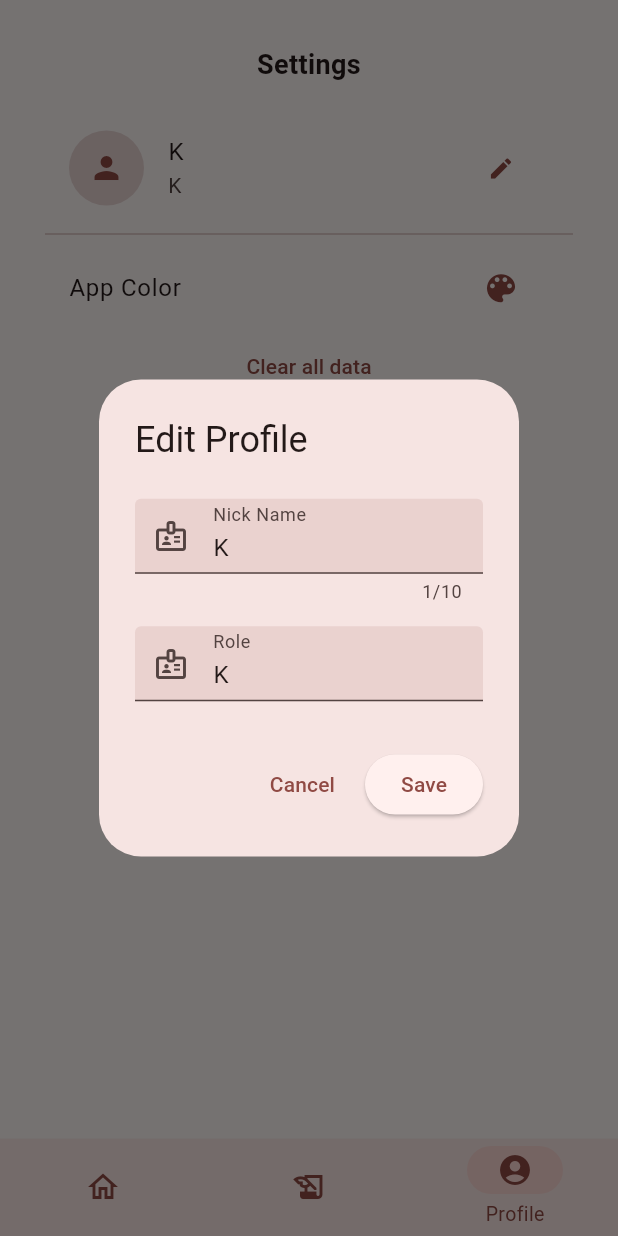
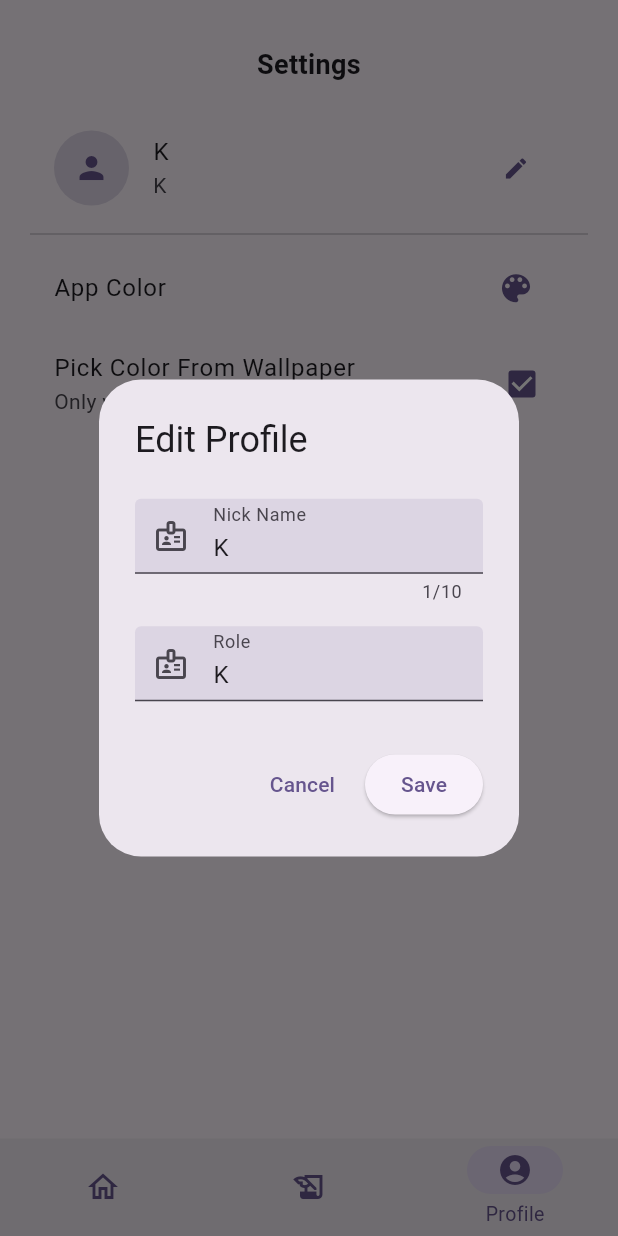
Before and after one commit to Krishdhana/Budgetary_flutter, a Flutter app: the screen it shows after launch, item 3 of the bottom bar chosen, after a tap on the "edit" icon, on a phone screen of 412 x 824 dp. Run offline on Flutter 3.47's test engine with Material 2 defaults, Android fonts, the phone set to English and light mode, and no system bars; drawn by our look-alikes of dynamic_color; our stand-ins replace flutter_colorpicker, flutter_slidable, freezed_annotation, percent_indicator, shared_preferences.

Commit message:
Fixed Update Function

```diff
--- a/lib/main.dart
+++ b/lib/main.dart
@@ -5,7 +5,7 @@ import 'package:dynamic_color/dynamic_color.dart';
 
 import 'shared/providers/txList_provider.dart';
 import 'screens/history_screen.dart';
-import 'screens/profile_screen.dart';
+import 'screens/settings_screen.dart';
 import 'screens/home_screen.dart';
 import 'shared/widgets/BottomNavBar.dart';
 import 'screens/add_transaction_screen.dart';
@@ -27,7 +27,7 @@ class BudgetaryState extends State<Budgetary> {
   final List<Widget> _pages = [
     HomeScreen(),
     HistoryScreen(),
-    ProfileScreen(),
+    SettingsScreen(),
   ];
 
   int _activeRouteIndex = 0;
@@ -60,7 +60,10 @@ class BudgetaryState extends State<Budgetary> {
         builder: ((context, child) => MaterialApp(
               theme: ThemeData(
                 useMaterial3: true,
-                colorSchemeSeed: context.watch<AppSettingsProvider>().appColor,
+                colorSchemeSeed:
+                    context.watch<AppSettingsProvider>().useColorFromWallpaper
+                        ? appColorSeed
+                        : context.watch<AppSettingsProvider>().appColor,
                 // brightness: Brightness.dark
                 // brightness: Brightness.dark,
               ),
--- a/lib/screens/profile_screen.dart
+++ b/lib/screens/settings_screen.dart
@@ -1,4 +1,6 @@
+import 'package:Budgetary/shared/models/app_settings.dart';
 import 'package:flutter/material.dart';
+import 'package:flutter/services.dart';
 import 'package:flutter_colorpicker/flutter_colorpicker.dart';
 import 'package:provider/provider.dart';
 
@@ -8,19 +10,17 @@ import '../widgets/profile/profile_edit_dialog.dart';
 
 import '../shared/providers/txList_provider.dart';
 
-class ProfileScreen extends StatefulWidget {
+class SettingsScreen extends StatefulWidget {
   @override
-  State<StatefulWidget> createState() => _ProfileScreenState();
+  State<StatefulWidget> createState() => _SettingsScreenState();
 }
 
-class _ProfileScreenState extends State<ProfileScreen> {
+class _SettingsScreenState extends State<SettingsScreen> {
   Widget build(BuildContext context) {
     Color color = Theme.of(context).primaryColor;
     late Color selectedColor;
-    UserDetails userData =
-        Provider.of<AppSettingsProvider>(context).getUserData();
-
-    var _pickedcolor;
+    var settingsProvider = Provider.of<AppSettingsProvider>(context);
+    UserDetails userDetails = settingsProvider.getUserData();
 
     void _showColorPicker() {
       showDialog(
@@ -43,10 +43,8 @@ class _ProfileScreenState extends State<ProfileScreen> {
               ElevatedButton(
                 child: const Text('Choose'),
                 onPressed: () {
+                  settingsProvider.updateAppColor(selectedColor);
                   Navigator.pop(context);
-                  context
-                      .read<AppSettingsProvider>()
-                      .updateAppColor(selectedColor);
                 },
               ),
             ],
@@ -55,8 +53,35 @@ class _ProfileScreenState extends State<ProfileScreen> {
       );
     }
 
+    void _clearData() {
+      showDialog(
+          context: context,
+          builder: (_) => AlertDialog(
+                title: const Text('Confirmation'),
+                content: const Text(
+                    'This will delete all the data and reset the app!'),
+                actions: [
+                  TextButton(
+                    child: const Text('Cancel'),
+                    onPressed: () {
+                      Navigator.pop(context);
+                    },
+                  ),
+                  ElevatedButton(
+                    child: const Text('Sure'),
+                    onPressed: () {
+                      context.read<TxListProvider>().clearStorage();
+                      settingsProvider.clearAppSettings();
+                      SystemNavigator.pop();
+                    },
+                    // },
+                  ),
+                ],
+              ));
+    }
+
     return Container(
-      margin: const EdgeInsets.symmetric(horizontal: 10),
+      // margin: const EdgeInsets.symmetric(horizontal: 10),
       child: Column(
         crossAxisAlignment: CrossAxisAlignment.center,
         children: [
@@ -76,8 +101,8 @@ class _ProfileScreenState extends State<ProfileScreen> {
                 color: color,
               ),
             ),
-            title: Text(userData.username),
-            subtitle: Text(userData.role),
+            title: Text(userDetails.username),
+            subtitle: Text(userDetails.role),
             trailing: IconButton(
               icon: Icon(
                 Icons.edit,
@@ -88,7 +113,7 @@ class _ProfileScreenState extends State<ProfileScreen> {
                     showDialog(
                       context: context,
                       builder: (context) =>
-                          ProfileEditDialog(userDetails: userData),
+                          ProfileEditDialog(userDetails: userDetails),
                     )
                   }),
             ),
@@ -108,11 +133,14 @@ class _ProfileScreenState extends State<ProfileScreen> {
               onPressed: _showColorPicker,
             ),
           ),
+          CheckboxListTile(
+              title: const Text('Pick Color From Wallpaper'),
+              subtitle: const Text('Only works on Android 12 above'),
+              value: settingsProvider.useColorFromWallpaper,
+              onChanged: ((value) =>
+                  settingsProvider.useWallpaperColor(value))),
           TextButton(
-            onPressed: () {
-              context.read<TxListProvider>().clearStorage();
-              // SystemNavigator.pop();
-            },
+            onPressed: _clearData,
             child: const Text('Clear all data'),
           ),
         ],
--- /dev/null
+++ b/lib/shared/models/app_settings.dart
@@ -0,0 +1,16 @@
+import 'package:Budgetary/shared/models/user_details.dart';
+import 'package:flutter/material.dart';
+import 'package:freezed_annotation/freezed_annotation.dart';
+
+part 'app_settings.freezed.dart';
+part 'app_settings.g.dart';
+
+@unfreezed
+class AppSettings with _$AppSettings {
+  factory AppSettings(
+      {required int appColor,
+      @Default(true) bool useWallpaperColor,
+      required UserDetails userDetails}) = _AppSettings;
+
+  factory AppSettings.fromJson(json) => _$AppSettingsFromJson(json);
+}
--- a/lib/shared/providers/app_settings_provider.dart
+++ b/lib/shared/providers/app_settings_provider.dart
@@ -1,19 +1,24 @@
+import 'package:Budgetary/shared/models/app_settings.dart';
 import 'package:flutter/material.dart';
+import 'package:flutter/services.dart';
 import 'package:shared_preferences/shared_preferences.dart';
 import 'dart:convert';
 
 import '../../shared/models/user_details.dart';
 
 class AppSettingsProvider with ChangeNotifier {
-  UserDetails _ud = UserDetails(username: 'K', role: 'K');
-  Color _appColor = Colors.red.shade600;
+  AppSettings _appSettings = AppSettings(
+    appColor: Colors.red.value,
+    userDetails: UserDetails(role: 'K', username: 'K'),
+  );
 
-  final String _storageKey = 'UserDetails';
+  final String _storageKey = 'appSettings';
   final Future<SharedPreferences> _prefs = SharedPreferences.getInstance();
 
   void updateUserData({username, role}) {
-    var newUD = _ud.copyWith(username: username, role: role);
-    _ud = newUD;
+    var newUD =
+        _appSettings.userDetails.copyWith(username: username, role: role);
+    _appSettings.userDetails = newUD;
 
     _saveState();
   }
@@ -23,36 +28,52 @@ class AppSettingsProvider with ChangeNotifier {
   }
 
   UserDetails getUserData() {
-    var d = _ud.toJson();
-    return UserDetails.fromJson(d);
+    var ud = _appSettings.userDetails.toJson();
+    return UserDetails.fromJson(ud);
+  }
+
+  void useWallpaperColor(val) {
+    _appSettings.useWallpaperColor = val;
+
+    _saveState();
   }
 
   void _loadDetailsFromStorage() {
     _prefs.then((pref) {
       var d = pref.getString(_storageKey);
       if (d != null) {
-        _ud = UserDetails.fromJson(json.decode(d));
+        _appSettings = AppSettings.fromJson(json.decode(d));
         notifyListeners();
       }
     });
   }
 
   void updateAppColor(Color color) {
-    _appColor = color;
+    _appSettings.appColor = color.value;
+
+    _saveState();
+  }
+
+  bool get useColorFromWallpaper {
+    return _appSettings.useWallpaperColor;
+  }
+
+  Color get appColor {
+    return Color(_appSettings.appColor);
+  }
+
+  void _saveState() {
+    _prefs.then((pref) {
+      var as = json.encode(_appSettings);
+      pref.setString(_storageKey, as);
+    });
 
     notifyListeners();
   }
 
-  Color get appColor {
-    return _appColor;
-  }
-
-  void _saveState() {
+  void clearAppSettings() {
     _prefs.then((pref) {
-      var ud = json.encode(_ud);
-      pref.setString(_storageKey, ud);
+      pref.remove(_storageKey);
     });
-
-    notifyListeners();
   }
 }
--- a/lib/widgets/expense/transactions.dart
+++ b/lib/widgets/expense/transactions.dart
@@ -63,7 +63,7 @@ class _TransactionsState extends State<Transactions> {
                 ],
               ),
               content:
-                  const Text('Are you sure want to delete this Transaction'),
+                  const Text('Are you sure want to delete this Transaction ?'),
               actions: [
                 TextButton(
                     onPressed: () {
```
Also changed, not shown: lib/screens/add_transaction_screen.dart (+11 -2 lines), lib/shared/providers/txList_provider.dart (+57 -54 lines), pubspec.yaml (+10 -1 lines), assets/appicon.png, assets/c.png (added), assets/icons8-money-64 (1).png (added), lib/shared/models/app_settings.freezed.dart (added), lib/shared/models/app_settings.g.dart (added), 29 other files.
